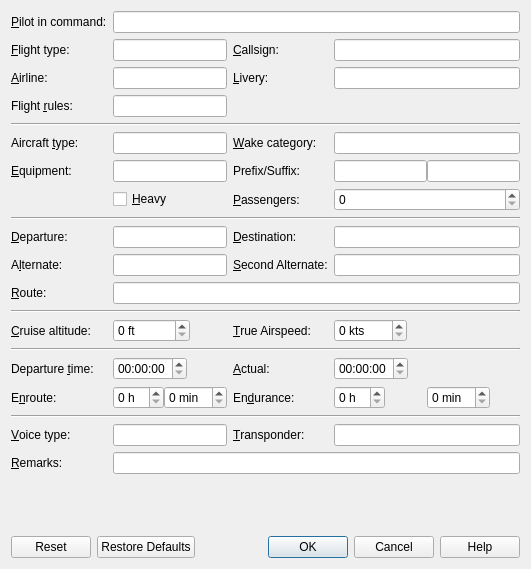
First picture: the form in src/route/routeexportdialog.ui, repository albar965/littlenavmap, before the edit.
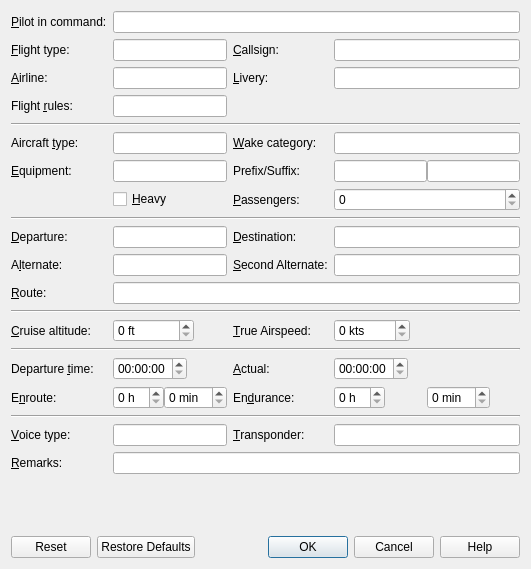
Second picture: the form after the edit.

Commit message: Fixes for missing group separator in spin boxes.

The edit to the form file:
```diff
--- a/src/route/routeexportdialog.ui
+++ b/src/route/routeexportdialog.ui
@@ -234,6 +234,9 @@
          <verstretch>0</verstretch>
         </sizepolicy>
        </property>
+       <property name="showGroupSeparator" stdset="0">
+        <bool>true</bool>
+       </property>
        <property name="suffix">
         <string> ft</string>
        </property>
@@ -306,6 +309,9 @@
          <verstretch>0</verstretch>
         </sizepolicy>
        </property>
+       <property name="showGroupSeparator" stdset="0">
+        <bool>true</bool>
+       </property>
        <property name="suffix">
         <string> kts</string>
        </property>
```
The commit also changes 2 other files.
